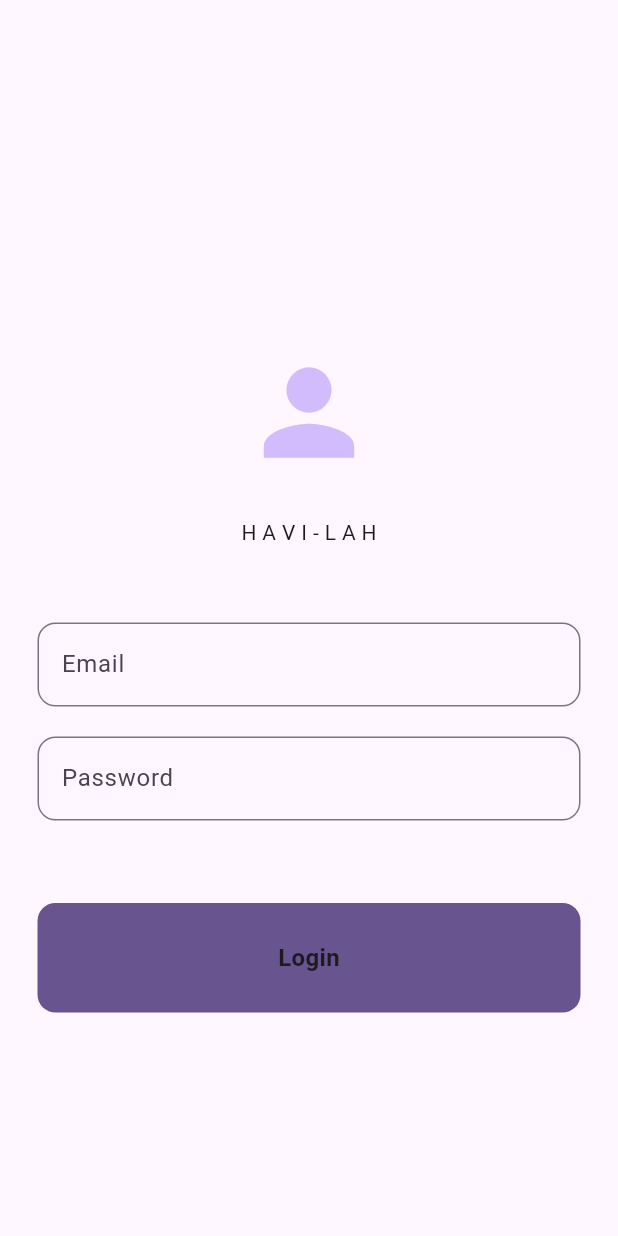
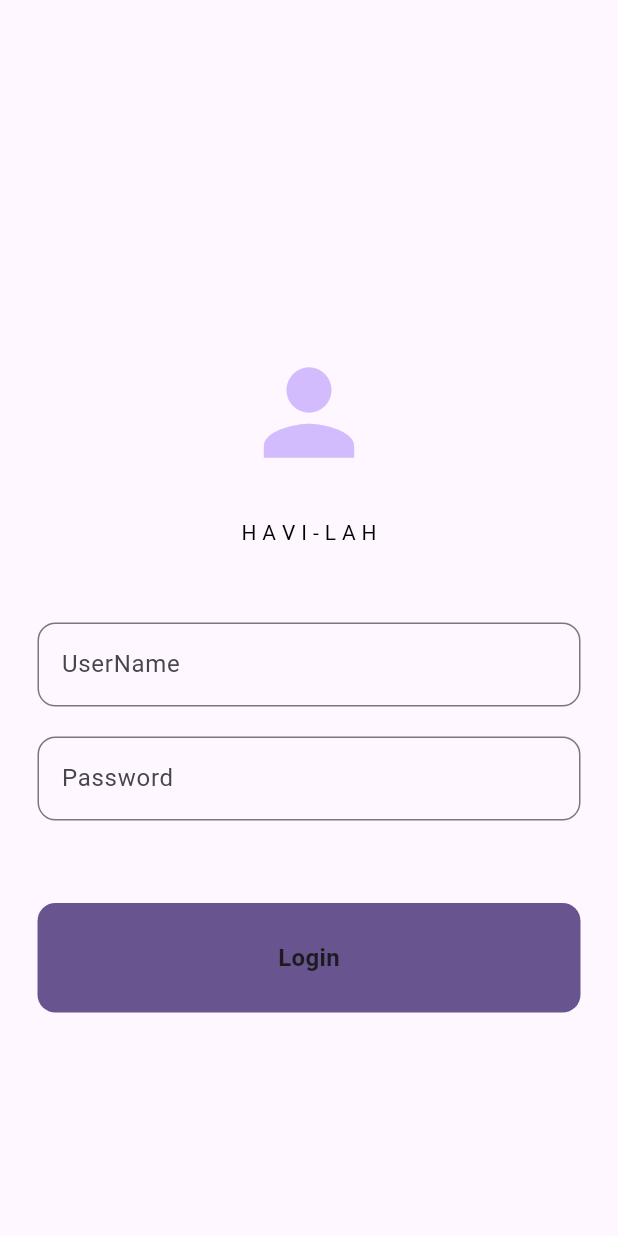
Before and after one commit to PrinceJohn01/havi_lah_App, a Flutter app: the screen it shows after launch, after a tap on "Login", on a phone screen of 412 x 824 dp. Run offline on Flutter 3.47's test engine with Material 3 defaults, Android fonts, the phone set to English and light mode, and no system bars; our stand-ins replace cached_network_image, flutter_svg, get; missing offline and left inert: animated_snack_bar; network calls fail; project files that could hold a hidden picture were left out.

Commit message:
final changes

```diff
--- a/lib/core/homeController/home_controller.dart
+++ b/lib/core/homeController/home_controller.dart
@@ -9,7 +9,13 @@ import '../../screens/homepagefour_screen/homepagefour_screen.dart';
 class HomeController extends GetxController {
   bool isLoading = false;
 
+  var baseUrl = 'https://fashionbiz.org';
+
   bool visible = true;
+
+  TextEditingController userNameController = TextEditingController();
+
+  TextEditingController passwordController = TextEditingController();
 
   isVisible() {
     visible = !visible;
@@ -41,49 +47,50 @@ class HomeController extends GetxController {
 
   loginUsers({
     required Function(String) showMessage,
-    required TextEditingController emailController,
-    required TextEditingController passwordController,
   }) async {
     isLoading = true;
     update();
 
-    var urlLogin = Uri.parse('https://fashionbiz.org/wowonder/api/auth/login');
+    var baseUrl = 'https://fashionbiz.org/';
     var headers = {'Accept': 'application/json'};
     var body = {
       "server_key":
           "1eca16c1127fcaf8266a3ae56dffb540f5eaac9f-889fe0e508bf0365111cc95114e29263-88061744",
-      'email': emailController.text.trim(),
+      'username': userNameController.text.trim(),
       'password': passwordController.text.trim(),
       'device_type': 'phone', // Adding device type as per your API requirement
     };
 
     try {
-      var response = await http.post(urlLogin, headers: headers, body: body);
-      print(response.body);
+      var response = await http.post(Uri.parse('$baseUrl/api/auth/'),
+          headers: headers, body: body);
+      var responseBody = jsonDecode(response.body);
 
       if (response.statusCode == 200) {
-        var responseBody = jsonDecode(response.body);
-        showMessage('Login successful');
-
-        // Navigate to the homepage
-        Get.offAll(() => const HomepagefourScreen());
-      } else if (response.statusCode == 422) {
-        // 401 status code indicates incorrect password
-        isLoading = false;
-        update();
-        // Call the showMessage callback with an error message
-        showMessage('Incorrect password. Please try again.');
-      } else {
-        isLoading = false;
-        update();
-        var json = jsonDecode(response.body);
-
-        // Call the showMessage callback with an error message
-        showMessage('Login failed ${json["message"]}');
+        if (responseBody["api_status"] == "400") {
+          // 400 status code indicates incorrect password or user not found
+          isLoading = false;
+          update();
+          var errorMessage = '';
+          if (responseBody["errors"] != null) {
+            // Check if there are errors in the response
+            if (responseBody["errors"]["error_id"] == 5) {
+              errorMessage = 'Incorrect password. Please try again.';
+            } else if (responseBody["errors"]["error_id"] == 4) {
+              errorMessage = 'Username not found.';
+            } else {
+              errorMessage = 'Login failed';
+            }
+          } else {
+            errorMessage = 'Login failed';
+          }
+          showMessage(errorMessage);
+        } else {
+          showMessage('Login successful');
+          Get.offAll(() => const HomepagefourScreen());
+        }
       }
     } catch (error) {
-      print("Error during login: $error");
-      // Handle the error appropriately
       showMessage('An error occurred during login.');
     }
   }
--- a/lib/main.dart
+++ b/lib/main.dart
@@ -2,12 +2,11 @@ import 'package:flutter/material.dart';
 import 'package:flutter/services.dart';
 import 'package:get/get.dart';
 import 'package:havi_lah/screens/signup_screen.dart';
-import 'package:get_storage/get_storage.dart';
+
 import 'core/homeController/home_controller.dart';
 import 'core/utils/size_utils.dart';
 
 Future<void> main() async {
-  await GetStorage.init();
   Get.put(HomeController());
 
   WidgetsFlutterBinding.ensureInitialized();
--- a/lib/screens/homepagefour_screen/homepagefour_screen.dart
+++ b/lib/screens/homepagefour_screen/homepagefour_screen.dart
@@ -128,7 +128,7 @@ class HomepagefourScreen extends StatelessWidget {
                                 bottom: 10.v,
                               ),
                               child: Text(
-                                "Welcome, James",
+                                "Welcome, Prince",
                                 style: CustomTextStyles.bodyMediumMontserrat,
                               ),
                             ),
@@ -145,7 +145,7 @@ class HomepagefourScreen extends StatelessWidget {
                                 shrinkWrap: true,
                                 gridDelegate:
                                     SliverGridDelegateWithFixedCrossAxisCount(
-                                  mainAxisExtent: 161.v,
+                                  mainAxisExtent: 171.v,
                                   crossAxisCount: 2,
                                   mainAxisSpacing: 17.h,
                                   crossAxisSpacing: 17.h,
--- a/lib/screens/signup_screen.dart
+++ b/lib/screens/signup_screen.dart
@@ -8,11 +8,6 @@ import '../widgets/my_textfield.dart';
 
 class SignUp extends StatelessWidget {
   SignUp({super.key});
-
-  TextEditingController emailController = TextEditingController();
-
-  TextEditingController passwordController = TextEditingController();
-
   @override
   Widget build(BuildContext context) {
     return GetBuilder(
@@ -35,21 +30,24 @@ class SignUp extends StatelessWidget {
                     const SizedBox(
                       height: 25,
                     ),
-                    const Text("H A V I - L A H"),
+                    const Text(
+                      "H A V I - L A H",
+                      style: TextStyle(color: Colors.black),
+                    ),
                     const SizedBox(
                       height: 50,
                     ),
                     MyTextField(
-                        hintText: "Email",
+                        hintText: "UserName",
                         obscureText: false,
-                        controller: emailController),
+                        controller: viewModel.userNameController),
                     const SizedBox(
                       height: 20,
                     ),
                     MyTextField(
                         hintText: "Password",
                         obscureText: true,
-                        controller: passwordController),
+                        controller: viewModel.passwordController),
                     const SizedBox(
                       height: 20,
                     ),
@@ -67,8 +65,7 @@ class SignUp extends StatelessWidget {
                               duration: const Duration(seconds: 2),
                             ).show(context);
                           },
-                            emailController: emailController,
-                            passwordController: passwordController);
+                        );
                       },
                     ),
                     const SizedBox(
--- a/pubspec.yaml
+++ b/pubspec.yaml
@@ -36,11 +36,13 @@ dependencies:
   # Use with the CupertinoIcons class for iOS style icons.
   cupertino_icons: ^1.0.2
   get: ^4.6.6
+
   cached_network_image: ^3.3.0
   animated_snack_bar: ^0.3.1
 
   flutter_svg: ^2.0.9
   intl: ^0.18.0
+  get_storage: ^2.1.1
 
 
 dev_dependencies:
```
Also changed, not shown: pubspec.lock. Lines whose indentation alone changed are shown as unchanged.
